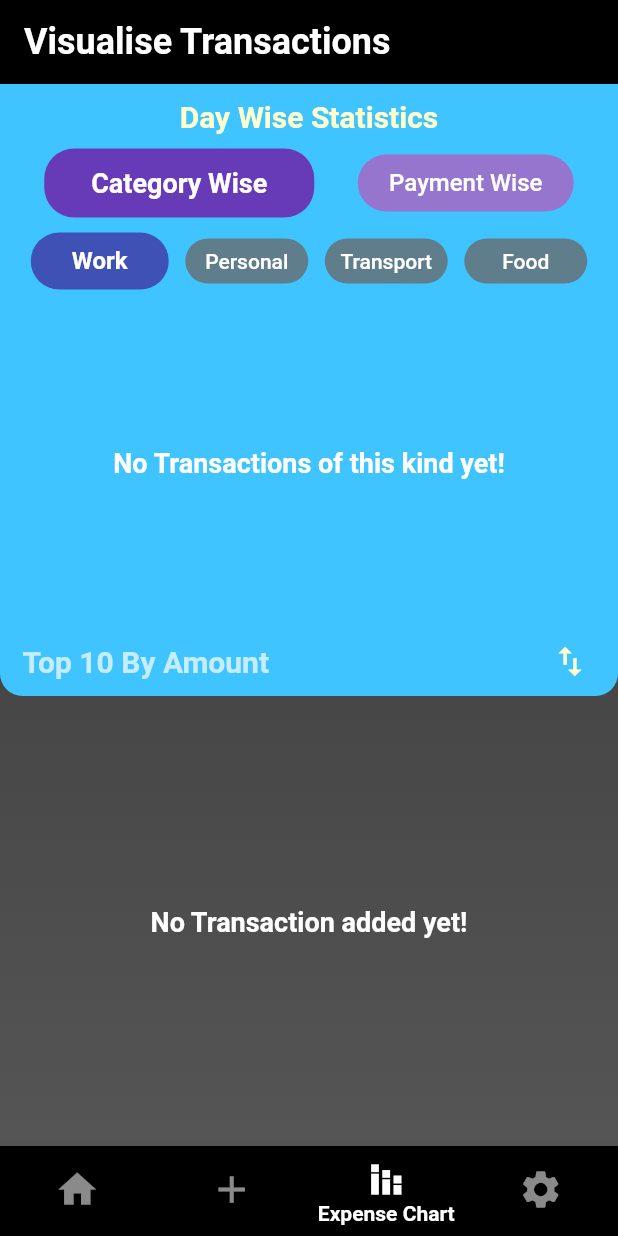
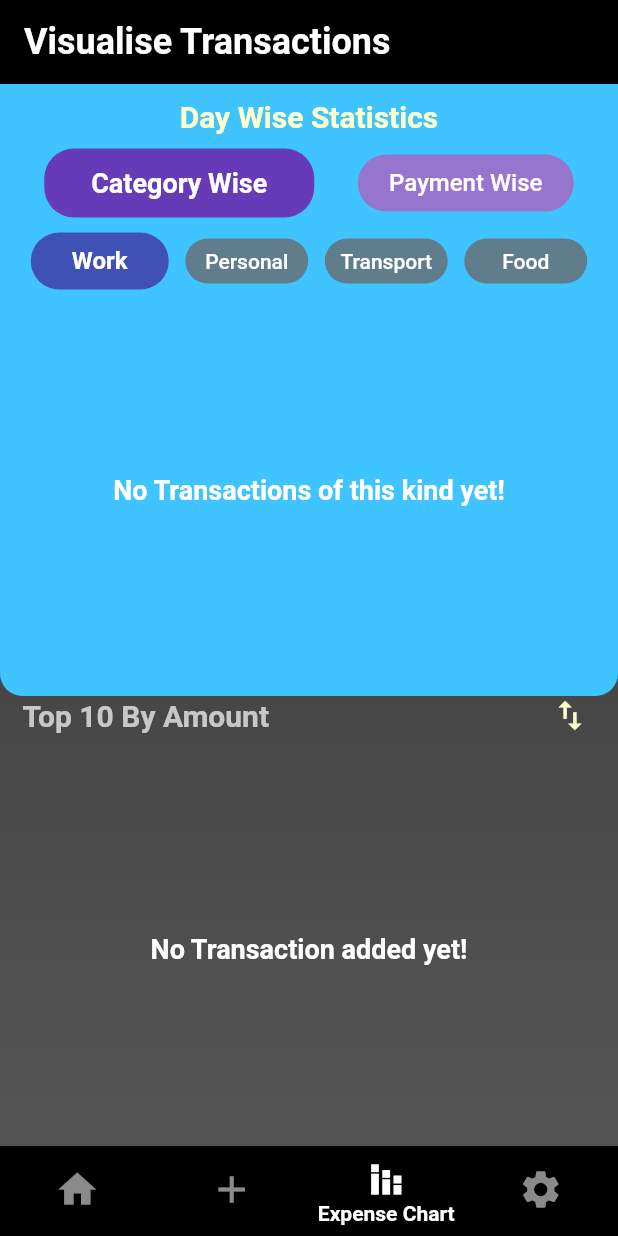
Before and after one commit to rohan2411mitra/Track-Expenses-Project, a Flutter app: the screen it shows once a user with an empty profile is signed in, item 3 of the bottom bar chosen, on a phone screen of 412 x 824 dp. Run offline on Flutter 3.47's test engine with Material 2 defaults, Android fonts, the phone set to English and light mode, and no system bars; our stand-ins replace cloud_firestore, email_validator, firebase_auth, firebase_core, firebase_storage, image_picker and 1 more; accounts and stored records are empty.

Commit message:
Fixed New User Show Transactions

```diff
--- a/lib/reusable_widgets/chart.dart
+++ b/lib/reusable_widgets/chart.dart
@@ -36,7 +36,7 @@ class _ChartState extends State<Chart> {
             final transactions = snapshot.data!;
             if (transactions.docs.isEmpty) {
               return const SizedBox(
-                height: 216,
+                height: 252,
                 width: double.infinity,
                 child: Center(
                   child: Text(
```
